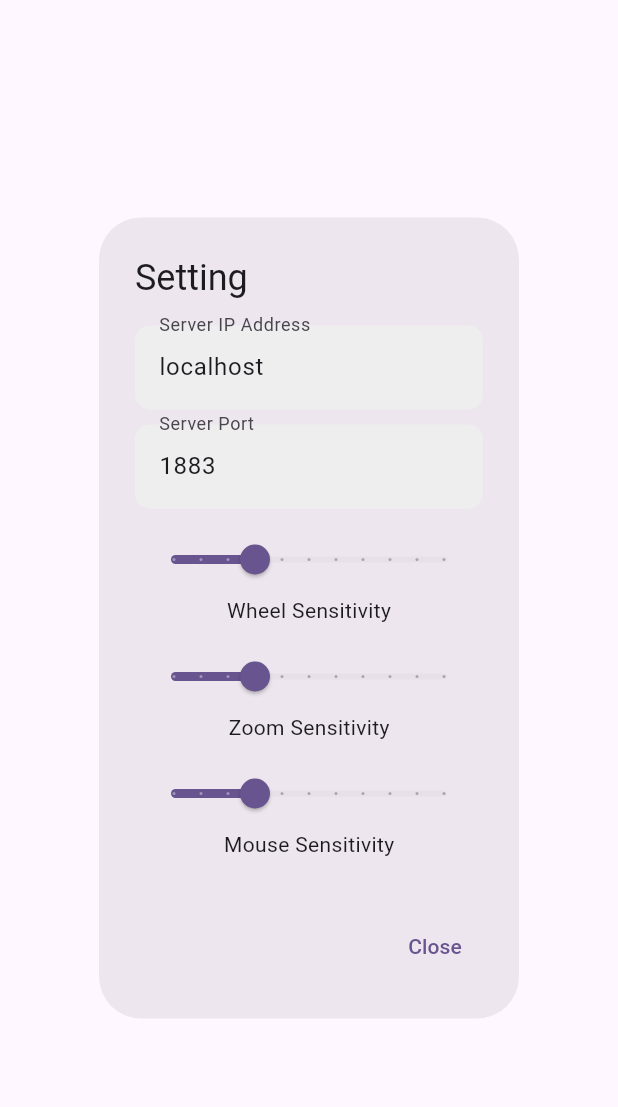
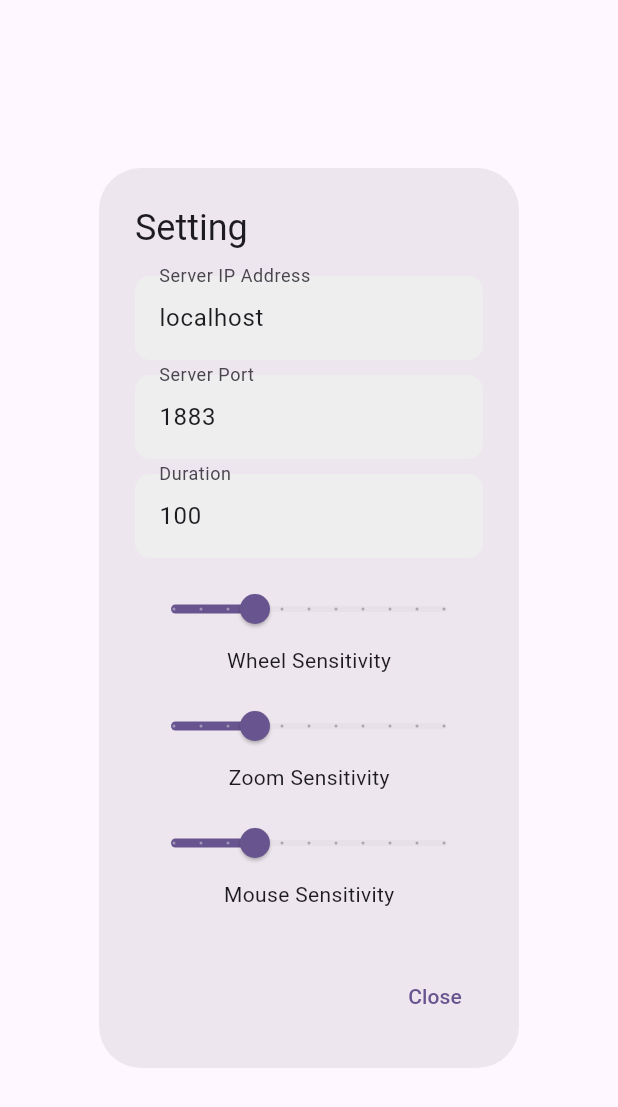
Before and after one commit to Gyabi/WinMobileController, a Flutter app: the SettingDialog widget shown alone on an empty page, opened directly, on a phone screen of 412 x 824 dp. Shown: the top 1107 px of the screen. Run offline on Flutter 3.47's test engine with Material 2 defaults, Android fonts, the light colour scheme and no system bars; our stand-ins replace shared_preferences; missing offline and left inert: gesture_x_detector, mqtt5_client; accounts and stored records are empty; project files that could hold a hidden picture were left out.

Commit message:
送信間隔をパラメータ化

```diff
--- a/view/lib/setting.dart
+++ b/view/lib/setting.dart
@@ -27,6 +27,8 @@ class _SettingDialogState extends State<SettingDialog> {
   double _zoomSensitivity = 1.0;
   // マウス感度
   double _mouseSensitivity = 1.0;
+    // 送信間隔[ms]
+  TextEditingController _duration = TextEditingController();
 
   @override
   void initState() {
@@ -50,6 +52,9 @@ class _SettingDialogState extends State<SettingDialog> {
       _zoomSensitivity = pref.getDouble('zoomSensitivity') ?? 1.0;
       // マウス感度を取得
       _mouseSensitivity = pref.getDouble('mouseSensitivity') ?? 1.0;
+      // 送信間隔[ms]
+      int duration = pref.getInt('duration') ?? 100;
+      _duration.text = duration < 10 ? 10.toString() : duration.toString();
     });
   }
 
@@ -58,13 +63,15 @@ class _SettingDialogState extends State<SettingDialog> {
     // IPアドレスを保存
     pref.setString('ipAddress', _ipAddress.text);
     // ポート番号を保存
-    pref.setInt('port', int.parse(_port.text));
+    pref.setInt('port', int.tryParse(_port.text) ?? 1883);
     // ホイール感度を保存
     pref.setDouble('wheelSensitivity', _wheelSensitivity);
     // ズーム感度を保存
     pref.setDouble('zoomSensitivity', _zoomSensitivity);
     // マウス感度を保存
     pref.setDouble('mouseSensitivity', _mouseSensitivity);
+    // 送信間隔[ms]を保存
+    pref.setInt('duration', int.tryParse(_duration.text) ?? 100);
   }
 
   @override
@@ -122,6 +129,31 @@ class _SettingDialogState extends State<SettingDialog> {
                   });
                 },
                 controller: _port,
+              ),
+            ),
+
+            // 送信間隔入力
+            Container(
+              margin: const EdgeInsets.only(bottom: 10.0),
+              child: TextField(
+                // 入力は数字だけ許可
+                keyboardType: TextInputType.number,
+                decoration: InputDecoration(
+                  filled: true,
+                  fillColor: Colors.grey.shade200,
+                  border: OutlineInputBorder(
+                    borderRadius: BorderRadius.circular(10),
+                    borderSide: BorderSide.none,
+                  ),
+                  labelText: "Duration"
+                ),
+                onChanged: (value) {
+                  _logger.info('Duration: $value');
+                  setState(() {
+                    _duration.text = value;
+                  });
+                },
+                controller: _duration,
               ),
             ),
 
--- a/view/lib/virtual_mouse_logic.dart
+++ b/view/lib/virtual_mouse_logic.dart
@@ -14,7 +14,7 @@ class VirtualMouseLogic extends ChangeNotifier{
   // MQTTパブリッシャー
   final MQTTPublisher _publisher = MQTTPublisher();
   // 送信間隔[ms]
-  final int _duration = 100;
+  int _duration = 100;
   // 各種処理に対応するデータ保存用変数
   bool _isPushLeftButton = false;
   bool _isPushWheelButton = false;
@@ -37,12 +37,15 @@ class VirtualMouseLogic extends ChangeNotifier{
 
   // constructor
   VirtualMouseLogic() {
-    // 初期化処理
-    readParams();
-    // 一定間隔でデータ送信処理を実行
-    Timer.periodic(Duration(milliseconds: _duration), (timer) {
-      update();
-    });
+    // 関数定義してそのまま実行
+    () async {
+      // 初期化処理
+      await readParams();
+      // 一定間隔でデータ送信処理を実行
+      Timer.periodic(Duration(milliseconds: _duration), (timer) {
+        update();
+      });
+    }();
   }
 
   // 初期化処理
@@ -58,6 +61,10 @@ class VirtualMouseLogic extends ChangeNotifier{
     _zoomSensitivity = pref.getDouble('zoomSensitivity') ?? 1.0;
     // マウス感度を取得
     _mouseSensitivity = pref.getDouble('mouseSensitivity') ?? 1.0;
+    // 通信レート
+    int duration = pref.getInt('duration') ?? 100;
+    // 下限を10として設定
+    _duration = duration < 10 ? 10 : duration;
   }
 
   // mqtt接続
```
